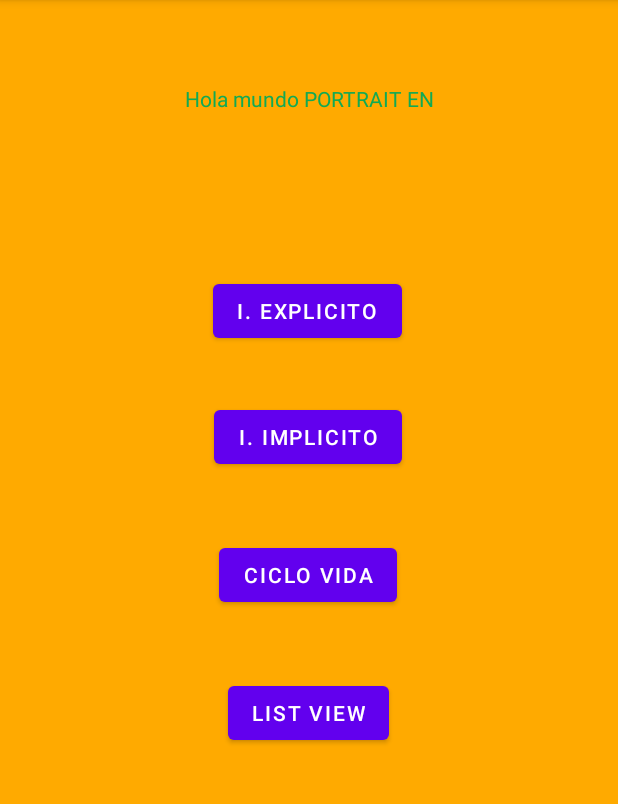
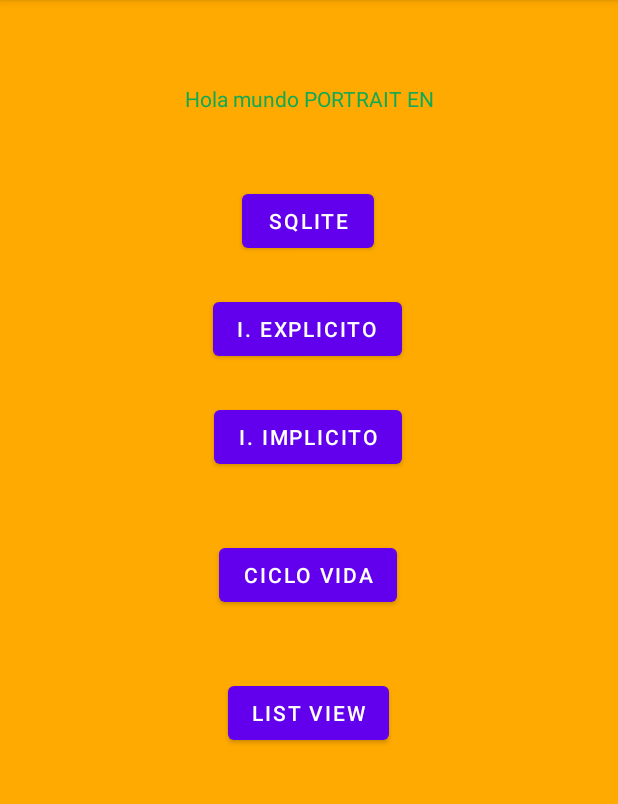
Before and after one commit to 2022B-Software-Computacion/garcia-castaneda-gandhy-gabriel-ms, an Android app: the screen it shows after launch (MainActivity), on a phone screen of 412 x 824 dp, the part 84-888 px from its top. Run offline under Robolectric (Android 15) with nearby library versions, the phone set to English and light mode, and no system bars.

Commit message:
Final adjusts in SQLite

```diff
--- /dev/null
+++ b/01-android/app/src/main/java/com/example/gggcapplication/FRecyclerViewAdaptadorNombreCedula.kt
@@ -0,0 +1,4 @@
+package com.example.gggcapplication
+
+class FRecyclerViewAdaptadorNombreCedula {
+}
--- a/01-android/app/src/main/java/com/example/gggcapplication/MainActivity.kt
+++ b/01-android/app/src/main/java/com/example/gggcapplication/MainActivity.kt
@@ -56,6 +56,10 @@
     override fun onCreate(savedInstanceState: Bundle?) {
         super.onCreate(savedInstanceState)
         setContentView(R.layout.activity_main)
+
+        //Base de datos SQLite
+        EBaseDeDatos.tablaEntrenador = ESqliteHelperEntrenador(this)
+
         val botonCicloVida = findViewById<Button>(R.id.btn_ciclo_vida)
         botonCicloVida
             .setOnClickListener {
@@ -83,6 +87,12 @@
             .setOnClickListener {
                 abrirActividadConParametros(CIntentExplicitoParametros::class.java)
             }
+
+        val botonSqlite = findViewById<Button>(R.id.btn_sqlite)
+        botonSqlite
+            .setOnClickListener {
+                irActividad(ECrudEntrenador::class.java)
+            }
     }
 
     fun abrirActividadConParametros(
--- a/01-android/app/src/main/res/layout/activity_ecrud_entrenador.xml
+++ b/01-android/app/src/main/res/layout/activity_ecrud_entrenador.xml
@@ -86,7 +86,7 @@
         android:layout_marginTop="24dp"
         android:text="Crear"
         app:layout_constraintEnd_toEndOf="@+id/btn_buscar_bdd"
-        app:layout_constraintHorizontal_bias="0.0"
+        app:layout_constraintHorizontal_bias="0.6"
         app:layout_constraintStart_toStartOf="@+id/btn_buscar_bdd"
         app:layout_constraintTop_toBottomOf="@+id/btn_buscar_bdd" />
 
--- a/01-android/app/src/main/res/layout/activity_main.xml
+++ b/01-android/app/src/main/res/layout/activity_main.xml
@@ -44,7 +44,7 @@
         android:id="@+id/btn_intent"
         android:layout_width="wrap_content"
         android:layout_height="wrap_content"
-        android:layout_marginBottom="36dp"
+        android:layout_marginBottom="24dp"
         android:text="I. EXPLICITO"
         app:layout_constraintBottom_toTopOf="@+id/btn_ir_intent_implicito"
         app:layout_constraintEnd_toEndOf="@+id/btn_ir_intent_implicito"
@@ -61,4 +61,14 @@
         app:layout_constraintEnd_toEndOf="@+id/btn_ciclo_vida"
         app:layout_constraintStart_toStartOf="@+id/btn_ciclo_vida" />
 
+    <Button
+        android:id="@+id/btn_sqlite"
+        android:layout_width="wrap_content"
+        android:layout_height="wrap_content"
+        android:layout_marginBottom="24dp"
+        android:text="sqlite"
+        app:layout_constraintBottom_toTopOf="@+id/btn_intent"
+        app:layout_constraintEnd_toEndOf="@+id/btn_intent"
+        app:layout_constraintStart_toStartOf="@+id/btn_intent" />
+
 </androidx.constraintlayout.widget.ConstraintLayout>
--- /dev/null
+++ b/01-android/app/src/main/res/layout/recycler_view_vista.xml
@@ -0,0 +1,6 @@
+<?xml version="1.0" encoding="utf-8"?>
+<androidx.constraintlayout.widget.ConstraintLayout xmlns:android="http://schemas.android.com/apk/res/android"
+    android:layout_width="match_parent"
+    android:layout_height="match_parent">
+
+</androidx.constraintlayout.widget.ConstraintLayout>
```
Also changed, not shown: 01-android/app/src/main/AndroidManifest.xml (+7 -0 lines), 01-android/app/src/main/java/com/example/gggcapplication/GRecyclerView.kt (added, +11 -0 lines), 01-android/app/src/main/res/layout/activity_grecycler_view.xml (added, +9 -0 lines).
